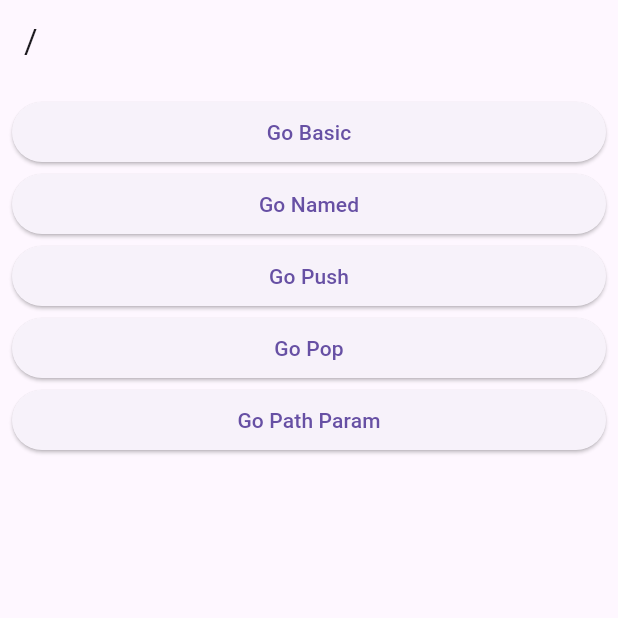
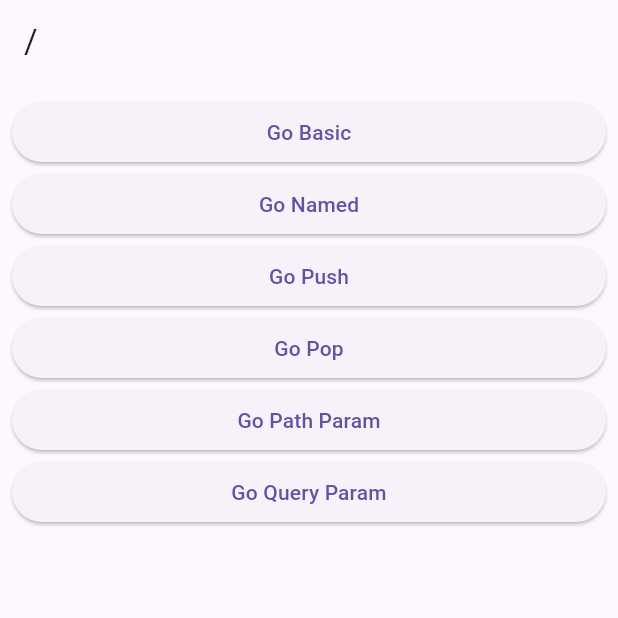
Before and after one commit to KRFLUTTERUG/go-router-example, a Flutter app: the screen it shows after launch, on a phone screen of 412 x 824 dp, the top half of it. Run offline on Flutter 3.47's test engine with Material 3 defaults, Android fonts, the phone set to English and light mode, and no system bars; our stand-ins replace go_router.

Commit message:
feat : query param

```diff
--- a/lib/route/router.dart
+++ b/lib/route/router.dart
@@ -1,5 +1,3 @@
-import 'dart:js';
-
 import 'package:go_router/go_router.dart';
 import 'package:gorouter/screen/1_basic_screen.dart';
 import 'package:gorouter/screen/2_named_screen.dart';
@@ -7,6 +5,7 @@ import 'package:gorouter/screen/3_push_screen.dart';
 import 'package:gorouter/screen/4_pop_base_screen.dart';
 import 'package:gorouter/screen/5_pop_return_screen.dart';
 import 'package:gorouter/screen/6_path_param_screen.dart';
+import 'package:gorouter/screen/7_query_param_screen.dart';
 import 'package:gorouter/screen/root_screen.dart';
 
 final router = GoRouter(routes: [
@@ -51,11 +50,17 @@ final router = GoRouter(routes: [
             builder: (context, state) {
               return PathParamScreen();
             },
-        routes: [
-          GoRoute(path: ':name',
-          builder: (context, state){
-            return PathParamScreen();
-          })
-        ]),
-      ])
+            routes: [
+              GoRoute(
+                  path: ':name',
+                  builder: (context, state) {
+                    return PathParamScreen();
+                  })
+            ]),
+        GoRoute(
+            path: 'query_param',
+            builder: (context, state) {
+              return QueryParamScreen();
+            }),
+      ]),
 ]);
--- /dev/null
+++ b/lib/screen/7_query_param_screen.dart
@@ -0,0 +1,24 @@
+import 'package:flutter/material.dart';
+import 'package:go_router/go_router.dart';
+
+import '../layout/default_layout.dart';
+
+class QueryParamScreen extends StatelessWidget {
+  const QueryParamScreen({super.key});
+
+  @override
+  Widget build(BuildContext context) {
+    return DefaultLayout(
+        body: ListView(children: [
+      Text('Path Param : ${GoRouterState.of(context).pathParameters}'),
+      ElevatedButton(
+          onPressed: () {
+            context.push(Uri(path: 'query_param', queryParameters: {
+              'name': 'query',
+              'age': '1',
+            }).toString());
+          },
+          child: Text('Query Parameter')),
+    ]));
+  }
+}
--- a/lib/screen/root_screen.dart
+++ b/lib/screen/root_screen.dart
@@ -24,6 +24,9 @@ class RootScreen extends StatelessWidget {
         ElevatedButton(onPressed: () {
           context.go('/path_param/456');
         }, child: Text('Go Path Param')),
+        ElevatedButton(onPressed: () {
+          context.go('/query_param');
+        }, child: Text('Go Query Param')),
       ]
     ));
   }
```
